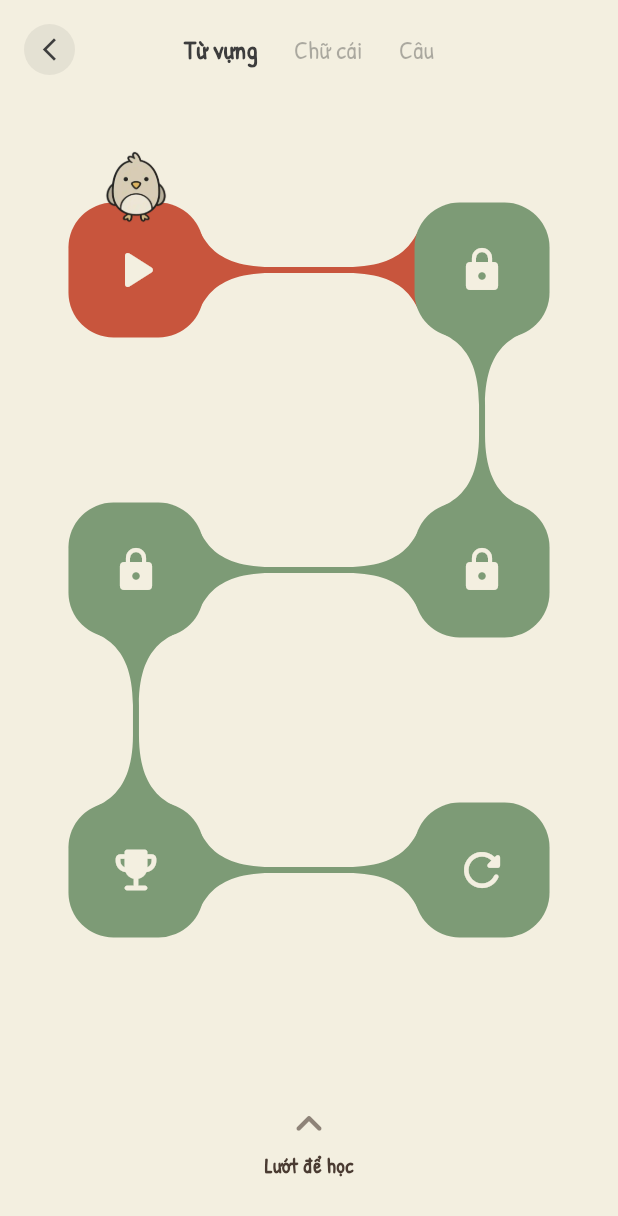
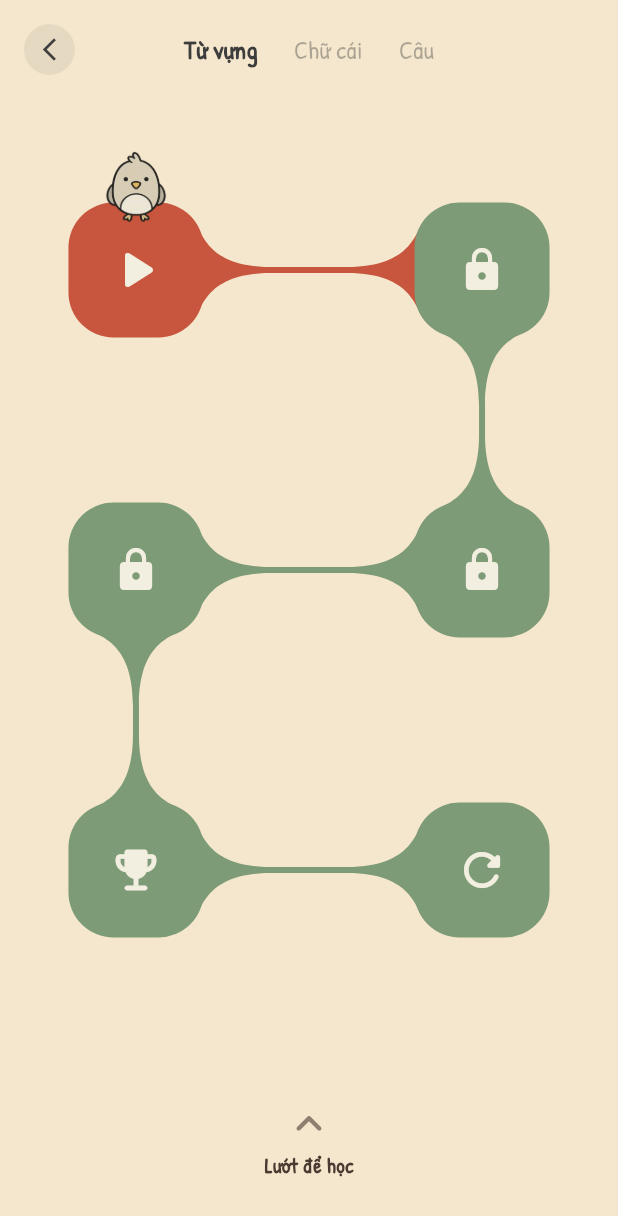
Before and after one commit to harrylam0016/hoc-tieng-han, a Flutter app: the screen it shows after launch, after a tap on "Gia đình", on a phone screen of 412 x 824 dp. Shown: the top 1216 px of the screen. Run offline on Flutter 3.47's test engine with Material 3 defaults, Android fonts, the phone set to English and light mode, and no system bars; our stand-ins replace audioplayers, flutter_tts.

Commit message:
Update background lesson path

```diff
--- a/hoc_tieng_han/lib/main.dart
+++ b/hoc_tieng_han/lib/main.dart
@@ -54,12 +54,12 @@ class HocTiengHanApp extends StatelessWidget {
           bodyLarge: TextStyle(
             fontSize: 18,
             color: Colors.white,
-            fontWeight: FontWeight.w500, // Roboto Medium
+            fontWeight: FontWeight.w500,
           ),
           bodyMedium: TextStyle(
             fontSize: 16,
             color: Colors.white70,
-            fontWeight: FontWeight.w500, // Roboto Medium
+            fontWeight: FontWeight.w500,
           ),
         ),
         elevatedButtonTheme: ElevatedButtonThemeData(
--- a/hoc_tieng_han/lib/widgets/lesson_path_content.dart
+++ b/hoc_tieng_han/lib/widgets/lesson_path_content.dart
@@ -6,7 +6,7 @@
 const _kHalfCard = _kCardSize / 2;
 
 // ---- Palette based on reference image ----
-const _kBgColor = Color(0xFFF3EFE0); // Cream background
+const _kBgColor = Color(0xFFF5E7CD); // Warm beige background
 const _kActiveColor = Color(0xFFC8553D); // Burnt orange for current topic
 const _kLockedColor = Color(0xFF7D9B76); // Sage green for locked/others
 const _kTextColor = Color(0xFF4A3B32); // Dark brown text
```
Also changed, not shown: hoc_tieng_han/pubspec.yaml (+1 -8 lines).
